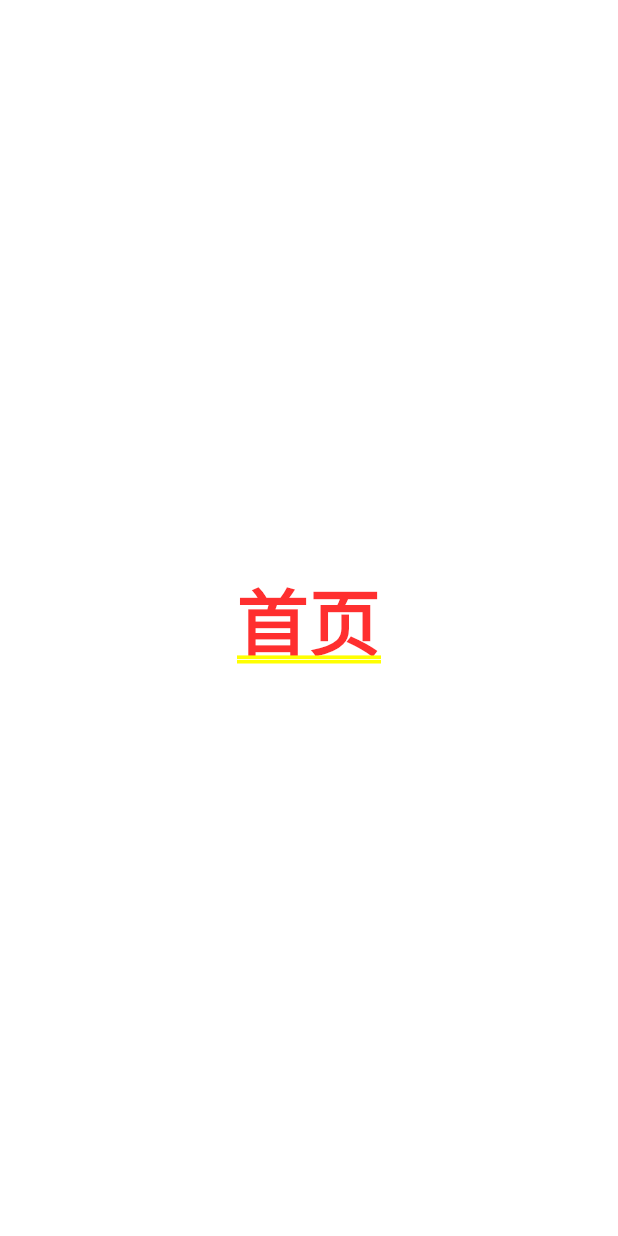
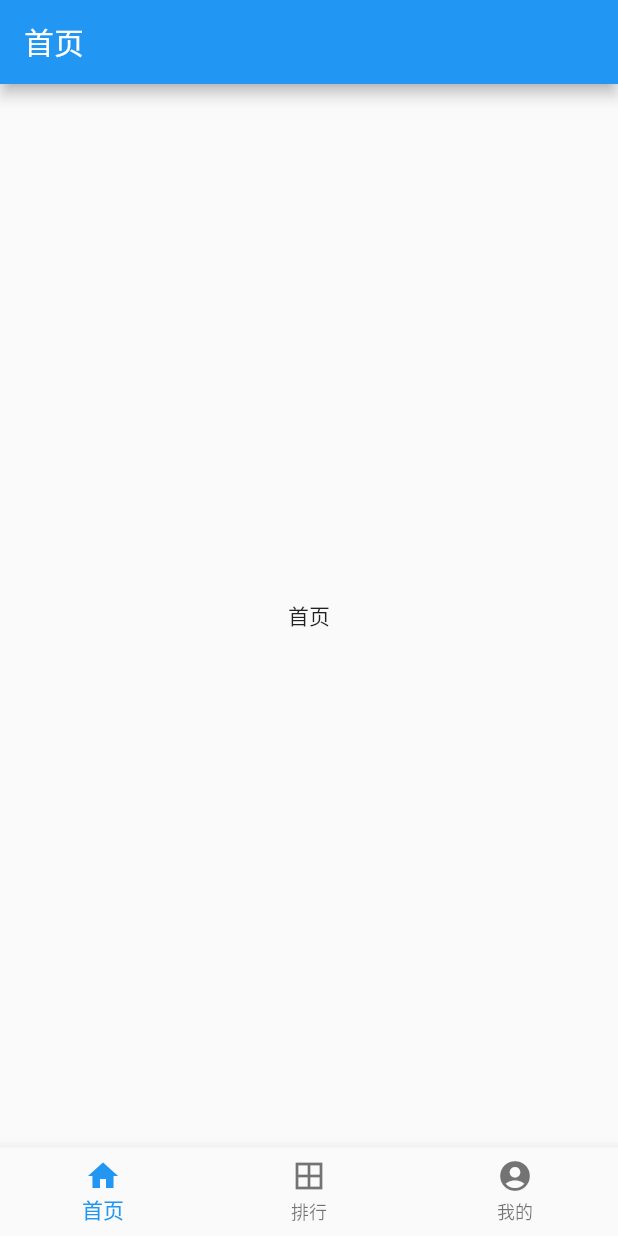
Before and after one commit to duxingxia081/flutter_movies, a Flutter app: the screen it shows after launch, on a phone screen of 412 x 824 dp. Run offline on Flutter 3.47's test engine with Material 2 defaults, Android fonts, the phone set to English and light mode, and no system bars; our stand-ins replace fluttertoast.

Commit message:
navigator页面

```diff
--- a/lib/main.dart
+++ b/lib/main.dart
@@ -1,4 +1,5 @@
 import 'package:flutter/material.dart';
+import 'package:flutter_movies/pages/splash_page.dart';
 
 void main() {
   runApp(MyApp());
@@ -13,7 +14,7 @@ class MyApp extends StatelessWidget {
         primarySwatch: Colors.blue,
         visualDensity: VisualDensity.adaptivePlatformDensity,
       ),
-      home: Center(child: Text('首页')),
+      home: SplashPage(),
     );
   }
 }
--- a/lib/navigator/tab_navigator.dart
+++ b/lib/navigator/tab_navigator.dart
@@ -27,6 +27,12 @@ class _TabNavigatorState extends State<TabNavigator>
         bottomNavigationBar: BottomNavigationBar(
           type: BottomNavigationBarType.fixed,
           currentIndex: _currentIndex,
+          onTap: (index) {
+            setState(() {
+              _pageController.jumpToPage(index);
+              _currentIndex = index;
+            });
+          },
           items: [
             BottomNavigationBarItem(icon: Icon(Icons.home), label: '首页'),
             BottomNavigationBarItem(icon: Icon(Icons.border_all), label: '排行'),
--- a/lib/pages/home_page.dart
+++ b/lib/pages/home_page.dart
@@ -9,6 +9,7 @@ class _HomePageState extends State<HomePage> {
   @override
   Widget build(BuildContext context) {
     return Scaffold(
+      appBar: AppBar(title: Text('首页'),),
       body: Center(
         child: Text('首页'),
       ),
--- a/lib/pages/splash_page.dart
+++ b/lib/pages/splash_page.dart
@@ -1,4 +1,5 @@
 import 'package:flutter/material.dart';
+import 'package:flutter_movies/navigator/tab_navigator.dart';
 
 class SplashPage extends StatefulWidget {
   @override
@@ -8,6 +9,6 @@ class SplashPage extends StatefulWidget {
 class _SplashPageState extends State<SplashPage> with SingleTickerProviderStateMixin {
   @override
   Widget build(BuildContext context) {
-    return Container();
+    return Container(child: TabNavigator(),);
   }
 }
```
